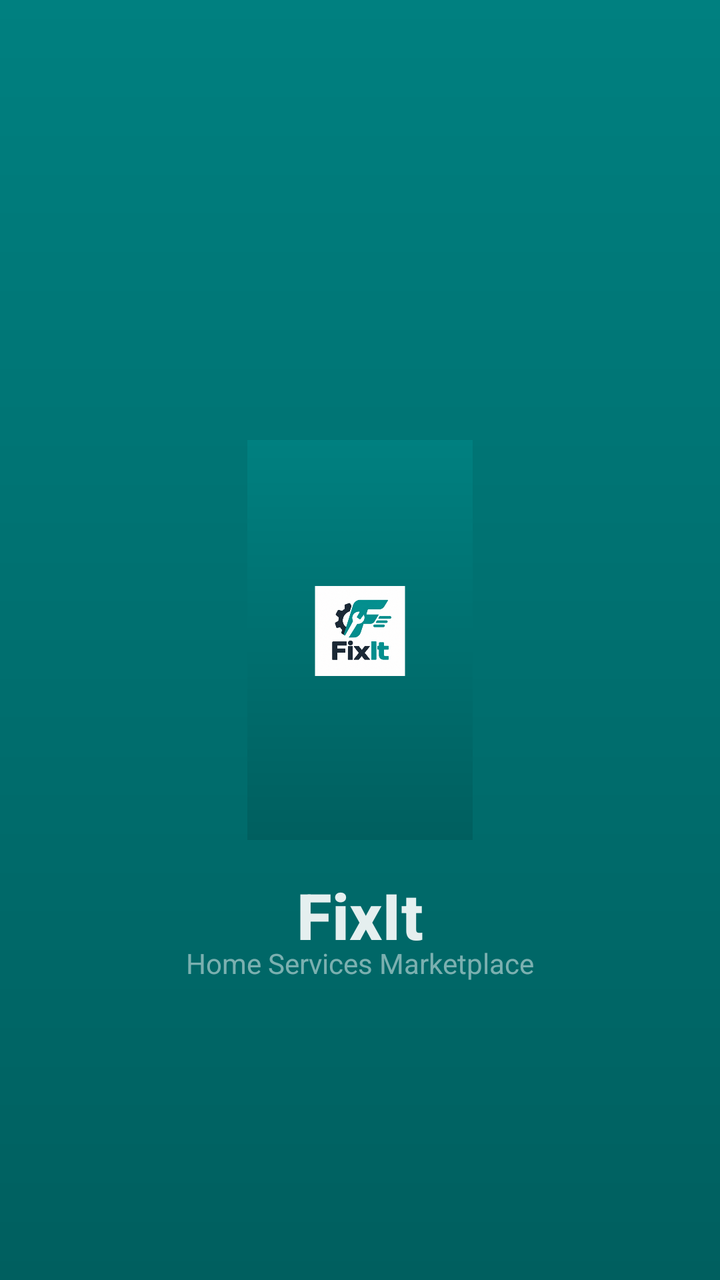
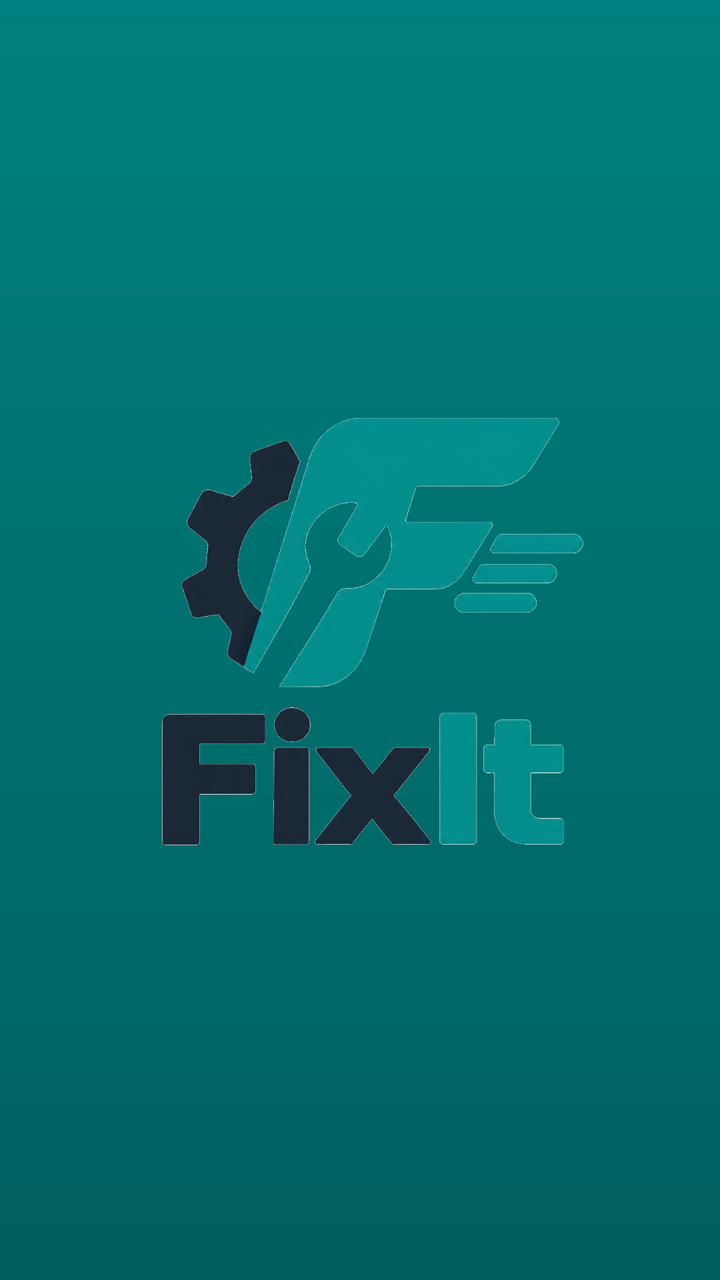

Two renders of the same Android screen: before a commit and after it. Below are the layout's source before the change and the commit's diff.
<!-- AndroidManifest.xml: activity theme SplashTheme -->
<!-- res/layout/activity_splash.xml -->
<?xml version="1.0" encoding="utf-8"?>
<RelativeLayout xmlns:android="http://schemas.android.com/apk/res/android"
    android:layout_width="match_parent"
    android:layout_height="match_parent"
    android:background="@drawable/splash_bg">

    <ImageView
        android:id="@+id/splash_logo"
        android:layout_width="200dp"
        android:layout_height="200dp"
        android:layout_centerInParent="true"
        android:src="@drawable/splash"
        android:contentDescription="FixIt Logo" />

    <TextView
        android:layout_width="wrap_content"
        android:layout_height="wrap_content"
        android:layout_below="@id/splash_logo"
        android:layout_centerHorizontal="true"
        android:layout_marginTop="16dp"
        android:text="FixIt"
        android:textColor="#FFFFFF"
        android:textSize="32sp"
        android:textStyle="bold"
        android:fontFamily="sans-serif-medium"
        android:alpha="0.9" />

    <TextView
        android:layout_width="wrap_content"
        android:layout_height="wrap_content"
        android:layout_below="@id/splash_logo"
        android:layout_centerHorizontal="true"
        android:layout_marginTop="52dp"
        android:text="Home Services Marketplace"
        android:textColor="#B0FFFFFF"
        android:textSize="14sp"
        android:alpha="0.7" />

</RelativeLayout>
<!-- resources referenced by this layout -->
<resources>
  <!-- drawable splash: png bitmap (drawable, 9389 bytes) -->
  <!-- drawable splash_bg (drawable) -->
  <?xml version="1.0" encoding="utf-8"?>
  <shape xmlns:android="http://schemas.android.com/apk/res/android">
      <gradient
          android:type="linear"
          android:angle="270"
          android:startColor="#008080"
          android:endColor="#005F5F" />
  </shape>
  <style name="SplashTheme" parent="Theme.AppCompat.NoActionBar">
          <item name="android:windowBackground">@drawable/splash_bg</item>
          <item name="android:windowNoTitle">true</item>
          <item name="android:windowFullscreen">true</item>
          <item name="colorPrimaryDark">#008080</item>
          <item name="android:statusBarColor">#005F5F</item>
      </style>
</resources>

<!-- the commit's change to res/layout/activity_splash.xml (unified diff, before → after) -->
@@ -2,38 +2,15 @@
 <RelativeLayout xmlns:android="http://schemas.android.com/apk/res/android"
     android:layout_width="match_parent"
     android:layout_height="match_parent"
-    android:background="@drawable/splash_bg">
+    android:background="@drawable/splash_bg"
+    android:gravity="center">
 
     <ImageView
         android:id="@+id/splash_logo"
-        android:layout_width="200dp"
-        android:layout_height="200dp"
+        android:layout_width="320dp"
+        android:layout_height="320dp"
         android:layout_centerInParent="true"
-        android:src="@drawable/splash"
+        android:src="@drawable/logo_transparent"
         android:contentDescription="FixIt Logo" />
 
-    <TextView
-        android:layout_width="wrap_content"
-        android:layout_height="wrap_content"
-        android:layout_below="@id/splash_logo"
-        android:layout_centerHorizontal="true"
-        android:layout_marginTop="16dp"
-        android:text="FixIt"
-        android:textColor="#FFFFFF"
-        android:textSize="32sp"
-        android:textStyle="bold"
-        android:fontFamily="sans-serif-medium"
-        android:alpha="0.9" />
-
-    <TextView
-        android:layout_width="wrap_content"
-        android:layout_height="wrap_content"
-        android:layout_below="@id/splash_logo"
-        android:layout_centerHorizontal="true"
-        android:layout_marginTop="52dp"
-        android:text="Home Services Marketplace"
-        android:textColor="#B0FFFFFF"
-        android:textSize="14sp"
-        android:alpha="0.7" />
-
 </RelativeLayout>
<!-- resource entries referenced after the edit -->
@@ -1,6 +1,6 @@
 <!-- resources referenced by this layout -->
 <resources>
-  <!-- drawable splash: png bitmap (drawable, 9389 bytes) -->
+  <!-- drawable logo_transparent: png bitmap (drawable, 321188 bytes) -->
   <!-- drawable splash_bg (drawable) -->
   <?xml version="1.0" encoding="utf-8"?>
   <shape xmlns:android="http://schemas.android.com/apk/res/android">
